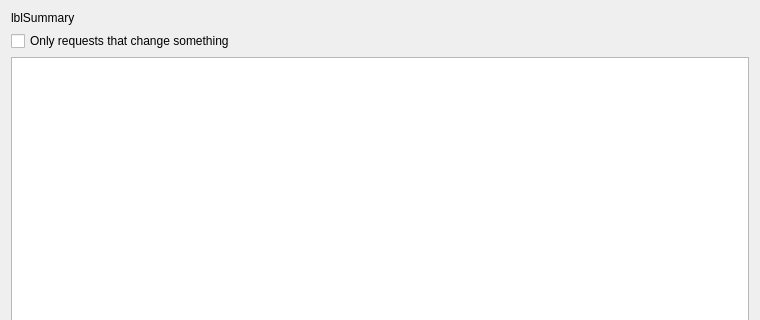
First picture: the form in pastrocore/gui_pyside/dialog_session.ui, repository Torward1024/pAstroCORE, before the edit; both pictures show x 0 to 760 and y 0 to 320 of the 760 by 480 pixel window.
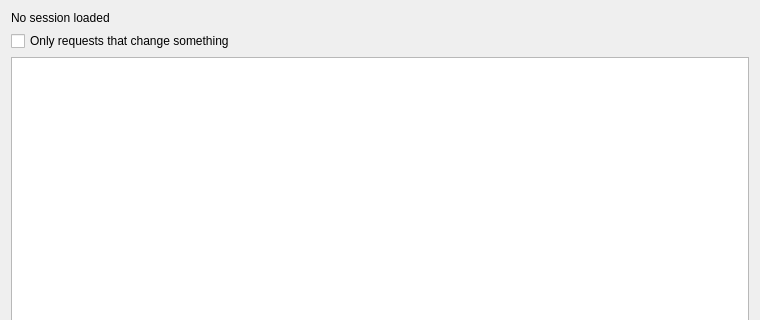
Second picture: the form after the edit. Icons and pictures are not drawn.

```diff
--- a/pastrocore/gui_pyside/dialog_session.ui
+++ b/pastrocore/gui_pyside/dialog_session.ui
@@ -27,7 +27,7 @@
    <item>
     <widget class="QLabel" name="labelSummary">
      <property name="text">
-      <string>lblSummary</string>
+      <string>No session loaded</string>
      </property>
      <property name="wordWrap">
       <bool>true</bool>
```
